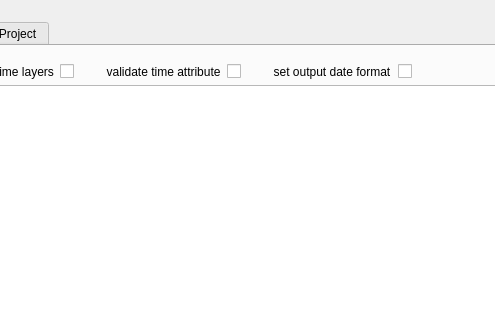
Above: publish_dialog.ui from gisquick/gisquick-qgis-plugin-old before the change; both pictures show x 175 to 670 and y 0 to 320 of the 761 by 582 pixel window. Below: the same form after it.
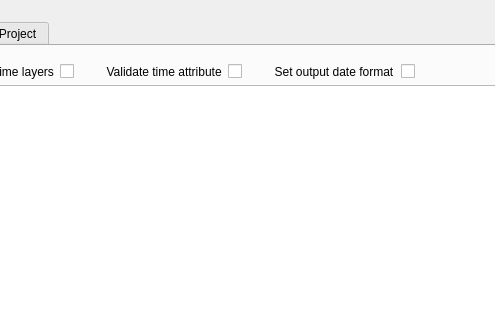
That is the form after the change.

Commit message: add raster settings into configuration summary #6

Patch:
```diff
--- a/publish_dialog.ui
+++ b/publish_dialog.ui
@@ -549,7 +549,7 @@
               </sizepolicy>
              </property>
              <property name="text">
-              <string>        validate time attribute</string>
+              <string>        Validate time attribute</string>
              </property>
             </widget>
            </item>
@@ -575,7 +575,7 @@
               </sizepolicy>
              </property>
              <property name="text">
-              <string>        set output date format</string>
+              <string>        Set output date format</string>
              </property>
             </widget>
            </item>
```
Left out of the diff: 2 changed lines with no effect on the pictures. The commit also changes 2 other files.
